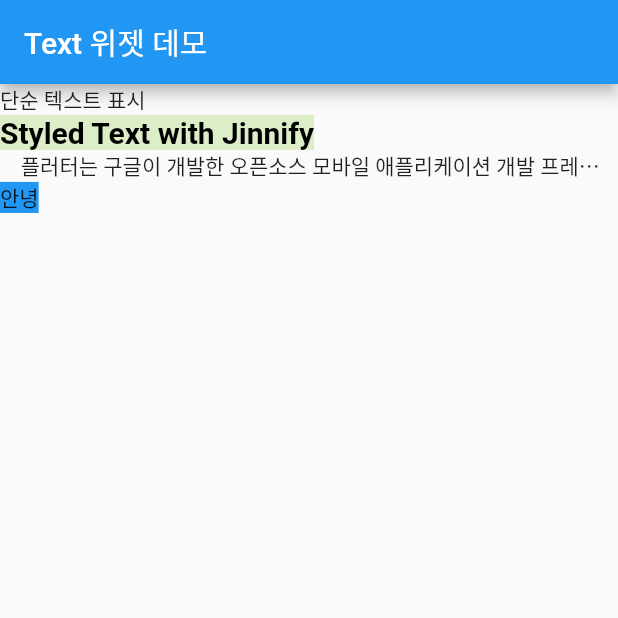
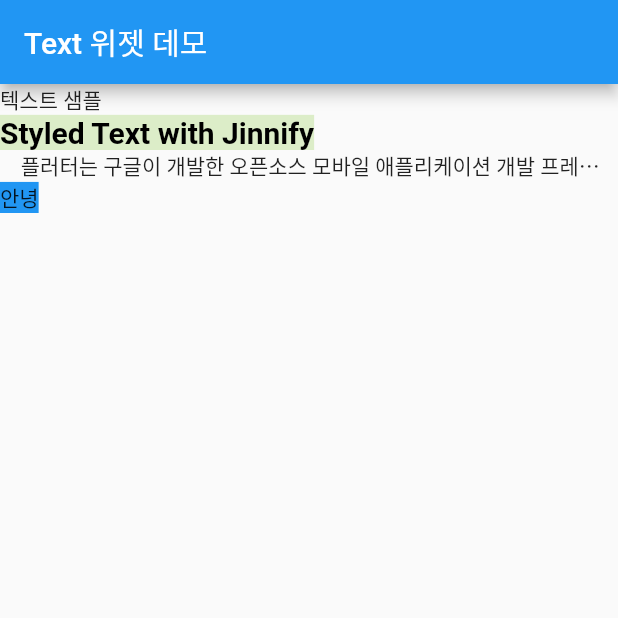
Before and after one commit to jinShine/Flutter_Tutorial, a Flutter app: the screen it shows after launch, on a phone screen of 412 x 824 dp, the top half of it. Run offline on Flutter 3.47's test engine with Material 2 defaults, Android fonts, the phone set to English and light mode, and no system bars.

Commit message:
Text Widget 수정

```diff
--- a/layout_and_widget_example/lib/main.dart
+++ b/layout_and_widget_example/lib/main.dart
@@ -23,7 +23,7 @@ class TextDemo extends StatelessWidget {
         body: Column(
           crossAxisAlignment: CrossAxisAlignment.start,
           children: [
-            Text("단순 텍스트 표시"), // simple text
+            Text("텍스트 샘플"), // simple text
             Text(
               "Styled Text with $_name",
               style: TextStyle(
@@ -36,7 +36,7 @@ class TextDemo extends StatelessWidget {
             ),
             Text(
               _longText,
-              overflow: TextOverflow.ellipsis,
+              overflow: TextOverflow.ellipsis, // 길어지면 짤리는 옵션
             ),
             Text(
                 "안녕",
```
